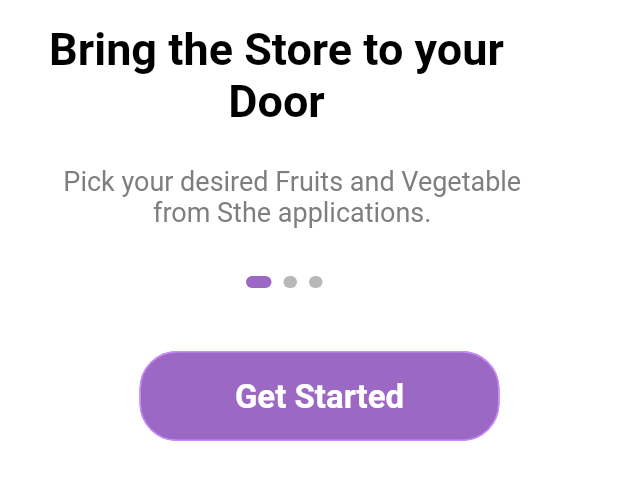
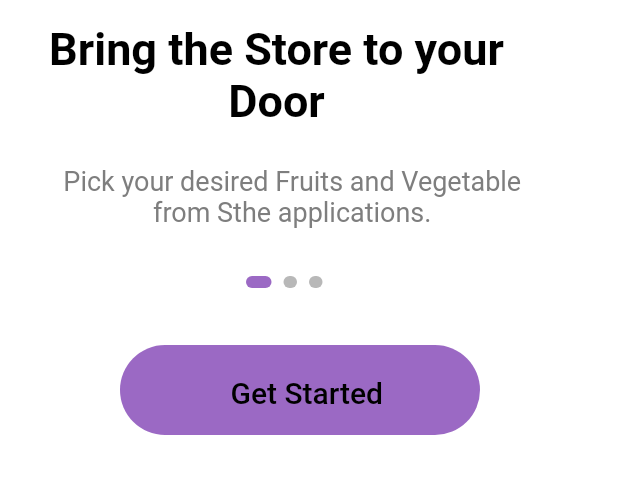
Before and after one commit to pitombeiraanaa/app_entregas_flutter, a Flutter app: the HomePage screen opened directly, on a phone screen of 412 x 824 dp, the part 600-1100 px from its top. Run offline on Flutter 3.47's test engine with Material 2 defaults, Android fonts, the phone set to English and light mode, and no system bars.

Commit message:
Add: Rotas

```diff
--- a/lib/main.dart
+++ b/lib/main.dart
@@ -1,6 +1,5 @@
 import 'package:flutter/material.dart';
-
-import 'package:mango/pages/checkout.dart';
+import 'package:mango/pages/mango.dart';
 
 MaterialColor white = const MaterialColor(
   0xFFFFFFFF,
@@ -33,7 +32,7 @@ class MyApp extends StatelessWidget {
         primarySwatch: white,
         scaffoldBackgroundColor: const Color.fromARGB(255, 255, 255, 255),
       ),
-      home: const Checkout(),
+      home: const MangoPage(),
     );
   }
 }
--- a/lib/pages/home.dart
+++ b/lib/pages/home.dart
@@ -1,4 +1,5 @@
 import 'package:flutter/material.dart';
+import 'package:mango/pages/mango.dart';
 
 class HomePage extends StatelessWidget {
   const HomePage({super.key});
@@ -126,31 +127,34 @@ class HomePage extends StatelessWidget {
               ),
             ),
 
+            // ------- button ----------------
+
             Positioned(
-              right: 75,
+              left: 80,
               top: 630,
-              child: Card(
-                color: const Color.fromARGB(255, 155, 105, 196),
-                elevation: 0,
-                shape: RoundedRectangleBorder(
-                  borderRadius: BorderRadius.circular(25),
-                  side: const BorderSide(
-                    color: Color.fromARGB(255, 203, 141, 253),
-                    width: 1,
+              child: SizedBox(
+                width: 240,
+                height: 60,
+                child: ElevatedButton(
+                  onPressed: () {
+                    Navigator.push(context, MaterialPageRoute(
+                      builder: (context) {
+                        return const MangoPage();
+                      },
+                    ));
+                  },
+                  style: ElevatedButton.styleFrom(
+                    backgroundColor: const Color.fromARGB(255, 155, 105, 196),
+                    shape: RoundedRectangleBorder(
+                      borderRadius: BorderRadius.circular(100),
+                    ),
+                    elevation: 0,
                   ),
-                ),
-                child: const SizedBox(
-                  width: 240,
-                  height: 60,
-                  child: Padding(
-                    padding: EdgeInsets.fromLTRB(0, 18, 0, 0),
+                  child: const Padding(
+                    padding: EdgeInsets.fromLTRB(9, 3, 0, 0),
                     child: Text(
                       'Get Started',
-                      style: TextStyle(
-                          fontSize: 22,
-                          color: Color.fromARGB(255, 255, 255, 255),
-                          fontWeight: FontWeight.bold),
-                      textAlign: TextAlign.center,
+                      style: TextStyle(fontSize: 20),
                     ),
                   ),
                 ),
```
Also changed, not shown: lib/pages/checkout.dart (+13 -4 lines), lib/pages/mango.dart (+18 -3 lines), lib/routes.dart (added).
